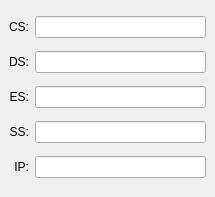
First picture: the form in src/SegmentRegistersWidget.ui, repository sundrythoughts/EmuCpu, before the edit.
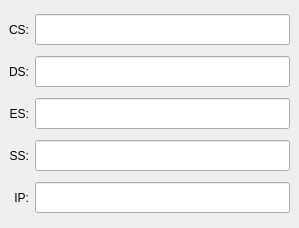
Second picture: the form after the edit.

Diff of the .ui file:
```diff
--- a/src/SegmentRegistersWidget.ui
+++ b/src/SegmentRegistersWidget.ui
@@ -6,8 +6,8 @@
    <rect>
     <x>0</x>
     <y>0</y>
-    <width>215</width>
-    <height>197</height>
+    <width>299</width>
+    <height>228</height>
    </rect>
   </property>
   <property name="font">
@@ -39,6 +39,13 @@
     </item>
     <item row="0" column="1">
      <widget class="QLineEdit" name="m_ln_cs">
+      <property name="font">
+       <font>
+        <pointsize>14</pointsize>
+        <weight>50</weight>
+        <bold>false</bold>
+       </font>
+      </property>
       <property name="readOnly">
        <bool>true</bool>
       </property>
@@ -46,6 +53,13 @@
     </item>
     <item row="1" column="1">
      <widget class="QLineEdit" name="m_ln_ds">
+      <property name="font">
+       <font>
+        <pointsize>14</pointsize>
+        <weight>50</weight>
+        <bold>false</bold>
+       </font>
+      </property>
       <property name="readOnly">
        <bool>true</bool>
       </property>
@@ -69,6 +83,13 @@
     </item>
     <item row="2" column="1">
      <widget class="QLineEdit" name="m_ln_es">
+      <property name="font">
+       <font>
+        <pointsize>14</pointsize>
+        <weight>50</weight>
+        <bold>false</bold>
+       </font>
+      </property>
       <property name="readOnly">
        <bool>true</bool>
       </property>
@@ -92,6 +113,13 @@
     </item>
     <item row="3" column="1">
      <widget class="QLineEdit" name="m_ln_ss">
+      <property name="font">
+       <font>
+        <pointsize>14</pointsize>
+        <weight>50</weight>
+        <bold>false</bold>
+       </font>
+      </property>
       <property name="readOnly">
        <bool>true</bool>
       </property>
@@ -115,6 +143,13 @@
     </item>
     <item row="4" column="1">
      <widget class="QLineEdit" name="m_ln_ip">
+      <property name="font">
+       <font>
+        <pointsize>14</pointsize>
+        <weight>50</weight>
+        <bold>false</bold>
+       </font>
+      </property>
       <property name="readOnly">
        <bool>true</bool>
       </property>
```
